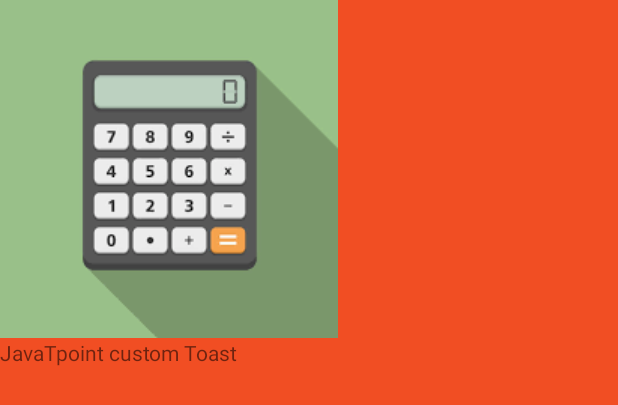
After one commit to danushka9999/MAD-TUTORIAL-3, an Android app: the layout customtoast.xml on its own in the app's theme, with its tools: preview values and no code run, on a phone screen of 412 x 824 dp. The commit adds this screen. Shown: the top 405 px of the screen. Run offline under Robolectric (Android 15) with nearby library versions, the phone set to English and light mode, and no system bars.

Commit message:
Custom toast implemented

```diff
--- a/app/src/main/java/com/example/intentsproj/MainActivity.java
+++ b/app/src/main/java/com/example/intentsproj/MainActivity.java
@@ -4,9 +4,13 @@ import androidx.appcompat.app.AppCompatActivity;
 
 import android.content.Intent;
 import android.os.Bundle;
+import android.view.Gravity;
+import android.view.LayoutInflater;
 import android.view.View;
+import android.view.ViewGroup;
 import android.widget.Button;
 import android.widget.EditText;
+import android.widget.Toast;
 
 public class MainActivity extends AppCompatActivity {
     EditText et_num1;
@@ -21,6 +25,19 @@ public class MainActivity extends AppCompatActivity {
         et_num2 = findViewById(R.id.et_num2);
         bt_ok = findViewById(R.id.bt_ok);
 
+        //Creating the LayoutInflater instance
+        LayoutInflater li = getLayoutInflater();
+        //Getting the View object as defined in the customtoast.xml file
+        View layout = li.inflate(R.layout.customtoast, (ViewGroup)
+                findViewById(R.id.custom_toast_layout));
+
+//Creating the Toast object
+        Toast toast = new Toast(getApplicationContext());
+        toast.setDuration(Toast.LENGTH_SHORT);
+        toast.setGravity(Gravity.CENTER_VERTICAL, 0, 0);
+        toast.setView(layout);//setting the view of custom toast layout
+        toast.show();
+
     }
     public void onClick(View view){
         Intent intent = new Intent( this, SecondActivity.class);
--- /dev/null
+++ b/app/src/main/res/layout/customtoast.xml
@@ -0,0 +1,23 @@
+<?xml version="1.0" encoding="utf-8"?>
+<LinearLayout xmlns:android="http://schemas.android.com/apk/res/android"
+    android:layout_width="match_parent"
+    android:layout_height="match_parent"
+    android:id="@+id/custom_toast_layout"
+    android:orientation="vertical"
+    android:background="#F14E23">
+
+    <ImageView
+        android:id="@+id/custom_toast_image"
+        android:layout_width="wrap_content"
+        android:layout_height="wrap_content"
+        android:contentDescription="Hello world"
+        android:src="@drawable/index"/>
+
+    <TextView
+        android:id="@+id/custom_toast_message"
+        android:layout_width="wrap_content"
+        android:layout_height="wrap_content"
+        android:contentDescription="To"
+        android:text="JavaTpoint custom Toast" />
+
+</LinearLayout>
```
Also changed, not shown: app/src/main/res/drawable/index.png (added).
